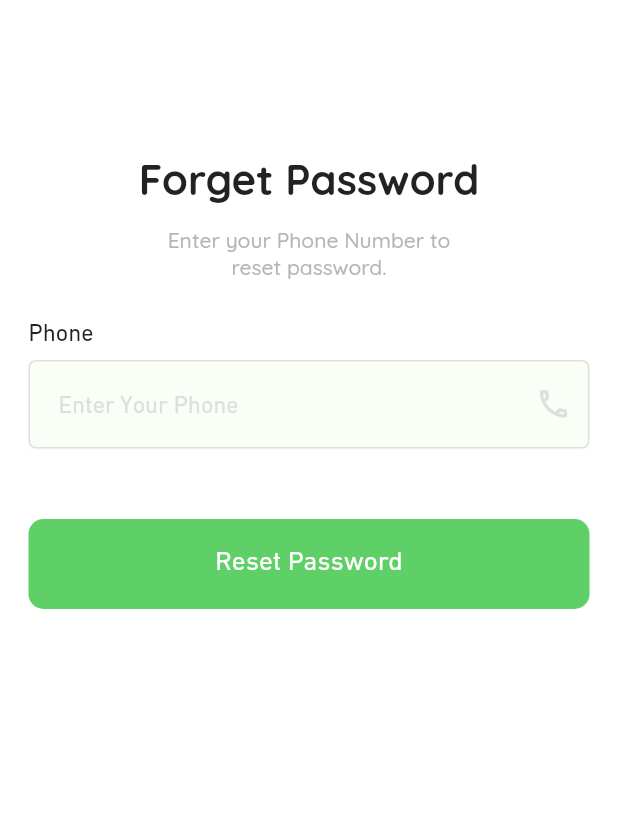
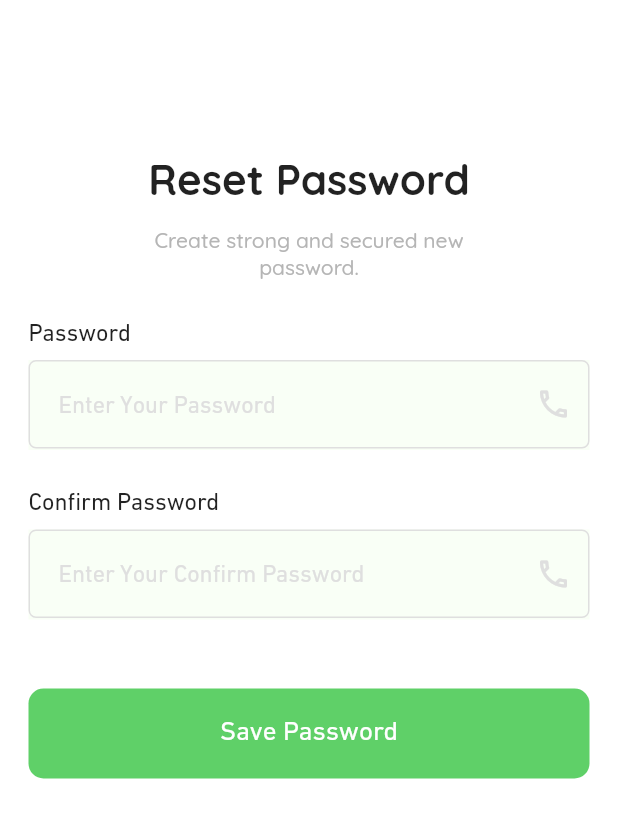
Before and after one commit to hassanarafa/Labor, a Flutter app: the ForgetPassword screen opened by its route, after a tap on "Reset Password", on a phone screen of 412 x 824 dp. Shown: the top 818 px of the screen. Run offline on Flutter 3.47's test engine with Material 2 defaults, Android fonts, the phone set to English and light mode, and no system bars; our stand-ins replace firebase_core, flutter_bloc, font_awesome_flutter, go_router, google_fonts, smooth_page_indicator; accounts and stored records are empty.

Commit message:
add resetpass page ui

```diff
--- a/lib/core/utiliz/routes.dart
+++ b/lib/core/utiliz/routes.dart
@@ -1,4 +1,5 @@
 import 'package:go_router/go_router.dart';
+import 'package:labor/features/login/presentation/views/resetpasswordpage.dart';
 
 import '../../features/home/presentation/views/home-service.dart';
 import '../../features/login/presentation/views/forgetpassword.dart';
@@ -13,6 +14,7 @@ abstract class AppRouter {
   static const kLoginPage = "/loginpage";
   static const kRegisterPage = "/registerpage";
   static const kForgetPassPage = "/forgetpasspage";
+  static const kResetPassPage = "/resetpasspage";
   static final router = GoRouter(routes: [
     GoRoute(
       path: "/",
@@ -38,5 +40,9 @@ abstract class AppRouter {
       path: kForgetPassPage,
       builder: (context, state) => const ForgetPassword(),
     ),
+    GoRoute(
+      path: kResetPassPage,
+      builder: (context, state) => const ResetPassword(),
+    ),
   ]);
 }
--- a/lib/features/login/presentation/views/forgetpassword.dart
+++ b/lib/features/login/presentation/views/forgetpassword.dart
@@ -1,7 +1,9 @@
 import 'package:flutter/material.dart';
+import 'package:go_router/go_router.dart';
 import 'package:google_fonts/google_fonts.dart';
 
 import '../../../../constants.dart';
+import '../../../../core/utiliz/routes.dart';
 import '../../../../core/widgets/custom_text_form_field.dart';
 import '../../../../core/widgets/custombutton.dart';
 import '../../../../generated/l10n.dart';
@@ -100,7 +102,9 @@ class ForgetPassword extends StatelessWidget {
                         backcolor: kPrimaryColor,
                         bottomLeft: 10,
                         bottomRight: 10,
-                        onPressed: () {},
+                        onPressed: () {
+                          GoRouter.of(context).push(AppRouter.kResetPassPage);
+                        },
                         topLeft: 10,
                         topRight: 10,
                       )),
--- a/lib/features/login/presentation/views/resetpasswordpage.dart
+++ b/lib/features/login/presentation/views/resetpasswordpage.dart
@@ -0,0 +1,138 @@
+import 'package:flutter/material.dart';
+import 'package:google_fonts/google_fonts.dart';
+
+import '../../../../constants.dart';
+import '../../../../core/widgets/custom_text_form_field.dart';
+import '../../../../core/widgets/custombutton.dart';
+import '../../../../generated/l10n.dart';
+
+class ResetPassword extends StatelessWidget {
+  const ResetPassword({super.key});
+
+  @override
+  Widget build(BuildContext context) {
+    return Scaffold(
+      body: Padding(
+        padding: const EdgeInsets.only(top: 102),
+        child: SizedBox(
+          width: double.infinity,
+          child: SingleChildScrollView(
+            child: Column(
+              crossAxisAlignment: CrossAxisAlignment.center,
+              children: [
+                Text(
+                  S.of(context).resetpasswordpagetitle,
+                  style: (S.of(context).titlepageviewtext == "TextEnglish")
+                      ? GoogleFonts.quicksand(
+                          fontSize: 28, fontWeight: FontWeight.w700)
+                      : const TextStyle(
+                          fontFamily: "din-next-lt-w23",
+                          fontSize: 28,
+                          fontWeight: FontWeight.w500),
+                  textAlign: TextAlign.center,
+                ),
+                const SizedBox(height: 14),
+                Padding(
+                  padding: EdgeInsets.symmetric(
+                      horizontal:
+                          (S.of(context).titlepageviewtext == "TextEnglish")
+                              ? 95
+                              : 130),
+                  child: Text(
+                    S.of(context).resetpasswordpagesubtitle,
+                    style: (S.of(context).titlepageviewtext == "TextEnglish")
+                        ? GoogleFonts.quicksand(
+                            color: const Color(0xffB5B5B5),
+                            fontSize: 14,
+                            fontWeight: FontWeight.w500)
+                        : const TextStyle(
+                            color: Color(0xffB5B5B5),
+                            fontFamily: "din-next-lt-w23",
+                            fontSize: 14,
+                            fontWeight: FontWeight.w400),
+                    textAlign: TextAlign.center,
+                  ),
+                ),
+                const SizedBox(height: 26),
+                Padding(
+                  padding: const EdgeInsets.symmetric(horizontal: 19),
+                  child: SizedBox(
+                    width: double.infinity,
+                    child: Column(
+                      crossAxisAlignment: CrossAxisAlignment.start,
+                      children: [
+                        Text(S.of(context).password,
+                            style: const TextStyle(
+                                fontFamily: "din-next-lt-w23", fontSize: 16)),
+                        const SizedBox(height: 8),
+                        Customtextformfield(
+                          x: false,
+                          hinttext: S.of(context).hinttextpassword,
+                          suffixicon: IconButton(
+                              onPressed: () {},
+                              icon: const Icon(Icons.phone_outlined)),
+                        ),
+                      ],
+                    ),
+                  ),
+                ),
+                const SizedBox(height: 26),
+                Padding(
+                  padding: const EdgeInsets.symmetric(horizontal: 19),
+                  child: SizedBox(
+                    width: double.infinity,
+                    child: Column(
+                      crossAxisAlignment: CrossAxisAlignment.start,
+                      children: [
+                        Text(S.of(context).confirmpassword,
+                            style: const TextStyle(
+                                fontFamily: "din-next-lt-w23", fontSize: 16)),
+                        const SizedBox(height: 8),
+                        Customtextformfield(
+                          x: false,
+                          hinttext: S.of(context).hinttextconfirmpassword,
+                          suffixicon: IconButton(
+                              onPressed: () {},
+                              icon: const Icon(Icons.phone_outlined)),
+                        ),
+                      ],
+                    ),
+                  ),
+                ),
+                const SizedBox(height: 46),
+                Padding(
+                  padding: const EdgeInsets.symmetric(horizontal: 19),
+                  child: Container(
+                      width: double.infinity,
+                      height: 60,
+                      decoration: BoxDecoration(
+                          borderRadius: BorderRadius.circular(40)),
+                      child: CustomButton(
+                        buttonContent: Row(
+                          mainAxisAlignment: MainAxisAlignment.center,
+                          children: [
+                            Text(
+                              S.of(context).savepassword,
+                              style: const TextStyle(
+                                  fontFamily: "din-next-lt-w23",
+                                  color: Colors.white,
+                                  fontSize: 18),
+                            ),
+                          ],
+                        ),
+                        backcolor: kPrimaryColor,
+                        bottomLeft: 10,
+                        bottomRight: 10,
+                        onPressed: () {},
+                        topLeft: 10,
+                        topRight: 10,
+                      )),
+                ),
+              ],
+            ),
+          ),
+        ),
+      ),
+    );
+  }
+}
--- a/lib/l10n/intl_ar.arb
+++ b/lib/l10n/intl_ar.arb
@@ -13,10 +13,14 @@
     "hinttextphone":"ادخل رقم الجوال",
     "hinttextfullname":"ادخل الاسم بالكامل",
     "hinttextpassword":"ادخل رقم المرور",
+    "confirmpassword":"تاكيد رقم المرور",
+    "hinttextconfirmpassword":"ادخل رقم الجوال",
+    "savepassword":"تسجيل",
     "loginbuttontext":"تسجيل",
     "registertitle":"تسجيل جديد",
     "registerbuttontext":"تسجيل",
     "resetpasswordpagetitle":"اعادة كلمة المرور",
+    "resetpasswordpagesubtitle":"برجاء ادخال كلمة مرور لتاكيد حسابك",
     "fullname":"الاسم بالكامل",
     "password":"رقم المرور",
     "phone":"رقم الجوال",
--- a/lib/l10n/intl_en.arb
+++ b/lib/l10n/intl_en.arb
@@ -19,11 +19,15 @@
     "resetpasswordpagetitle":"Reset Password",
     "fullname":"Full Name",
     "password":"Password",
+    "confirmpassword":"Confirm Password",
+    "hinttextconfirmpassword":"Enter Your Confirm Password",
     "phone":"Phone",
     "forgetpassword":"Forget Password ?",
     "resetpassword":"Reset Password",
+    "savepassword":"Save Password",
     "forgetpasspagetitle":"Forget Password",
     "forgetpasspagesubtitle":"Enter your Phone Number to reset password.",
+    "resetpasswordpagesubtitle":"Create strong and secured new password.",
     "or":"OR",
     "facebook":"Facebook",
     "google":"Google",
```
Also changed, not shown: lib/generated/intl/messages_ar.dart, lib/generated/intl/messages_en.dart, lib/generated/l10n.dart.
